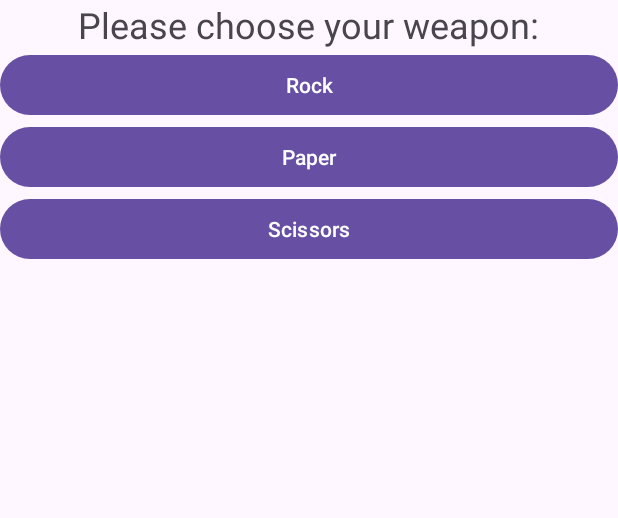
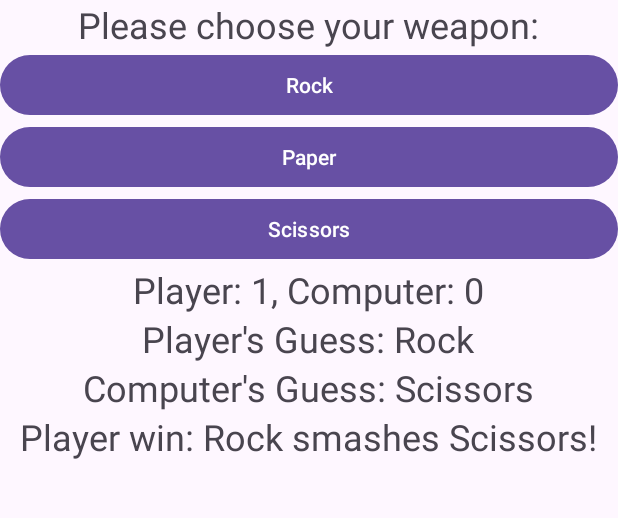
Before and after one commit to Jasmine12051/RockPaperScissors, an Android app: the screen it shows after launch (MainActivity), after a tap on "Rock", on a phone screen of 412 x 824 dp, the part 49-567 px from its top. Run offline under Robolectric (Android 15) with nearby library versions, the phone set to English and light mode, and no system bars.

Commit message:
worked on rock onclick.

```diff
--- a/app/src/main/java/com/example/lab01b/MainActivity.java
+++ b/app/src/main/java/com/example/lab01b/MainActivity.java
@@ -2,6 +2,7 @@ package com.example.lab01b;
 
 import androidx.appcompat.app.AppCompatActivity;
 import android.os.Bundle;
+import android.util.Log;
 import android.view.View;
 import android.widget.TextView;
 
@@ -20,9 +21,66 @@ public class MainActivity extends AppCompatActivity {
         binding.rockButton.setOnClickListener(new View.OnClickListener() {
             @Override
             public void onClick(View view) {
+                int playerScore = 0;
+                int computerScore = 0;
+                Weapon playerGuess = Weapon.ROCK;
+                TextView t = binding.guessOutput;
+                String text = "Player's Guess: " + playerGuess;
+                t.setText(text);
+                int randomNumber = (int)(Math.random() * 3);
+                Enum[] weaponArray = Weapon.values();
+                Enum computerGuess = weaponArray[randomNumber];
+                TextView t2 = binding.computerOutput;
+                String computer = "Computer's Guess: " + computerGuess;
+                t2.setText(computer);
 
+                TextView t3 = binding.scoreOutput;
+                TextView t4 = binding.reasonOutput;
 
+                if(computerGuess == Weapon.PAPER){
+                    computerScore++;
+                    String scoreText = "Player: " + playerScore + ", Computer: " + computerScore;
+                    String reasonText = "Computer win: Paper covers rock!";
+                    t3.setText(scoreText);
+                    t4.setText(reasonText);
+                }
+                else if(computerGuess == Weapon.SCISSORS){
+                    playerScore++;
+                    String scoreText = "Player: " + playerScore + ", Computer: " + computerScore;
+                    String reasonText = "Player win: Rock smashes Scissors!";
+                    t3.setText(scoreText);
+                    t4.setText(reasonText);
+                }
+                else{
+                    String scoreText = "Player: " + playerScore + ", Computer: " + computerScore;
+                    String reasonText = "Draw! Rock cannot beat Rock!";
+                    t3.setText(scoreText);
+                    t4.setText(reasonText);
+                }
             }
         });
+
+        binding.paperButton.setOnClickListener(new View.OnClickListener() {
+            @Override
+            public void onClick(View view) {
+                Weapon paper = Weapon.PAPER;
+                TextView t = binding.guessOutput;
+                String text = "Player's Guess: " + paper;
+                t.setText(text);
+                Log.d("WEAPON", "This is the weapon:" + paper);
+            }
+        });
+
+        binding.scissorsButton.setOnClickListener(new View.OnClickListener() {
+            @Override
+            public void onClick(View view) {
+                Weapon scissors = Weapon.SCISSORS;
+                TextView t = binding.guessOutput;
+                String text = "Player's Guess: " + scissors;
+                t.setText(text);
+                Log.d("WEAPON", "This is the weapon:" + scissors);
+            }
+        });
+
     }
 }
--- a/app/src/main/java/Weapon.java
+++ b/app/src/main/java/com/example/lab01b/Weapon.java
@@ -1,3 +1,5 @@
+package com.example.lab01b;
+
 public enum Weapon {
 
     ROCK("Rock"),
@@ -9,6 +11,7 @@ public enum Weapon {
         message = msg;
     }
 
+
     @Override
     public String toString() {
         return message;
--- a/app/src/main/res/layout/activity_main.xml
+++ b/app/src/main/res/layout/activity_main.xml
@@ -48,5 +48,29 @@
             android:layout_height="wrap_content"
             android:text="@string/scissors_button" />
 
+        <TextView
+            android:id="@+id/scoreOutput"
+            android:layout_width="wrap_content"
+            android:layout_height="wrap_content"
+            android:textSize="24sp" />
+
+        <TextView
+            android:id="@+id/guess_output"
+            android:layout_width="wrap_content"
+            android:layout_height="wrap_content"
+            android:textSize="24sp" />
+
+        <TextView
+            android:id="@+id/computerOutput"
+            android:layout_width="wrap_content"
+            android:layout_height="wrap_content"
+            android:textSize="24sp" />
+
+        <TextView
+            android:id="@+id/reasonOutput"
+            android:layout_width="wrap_content"
+            android:layout_height="wrap_content"
+            android:textSize="24sp" />
+
     </LinearLayout>
 </androidx.constraintlayout.widget.ConstraintLayout>
```
